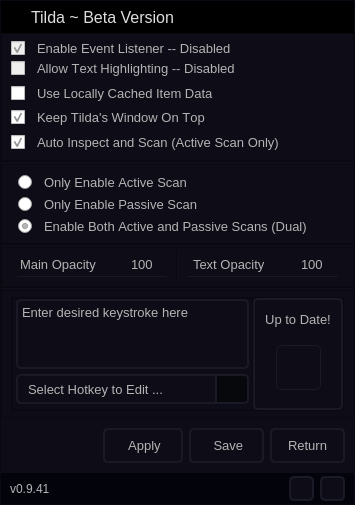
The window that Tilda Source/modules/ui/maintilda.ui (adrian-griffin/TILDA-EFT) describes before a commit, drawn with Qt 5.
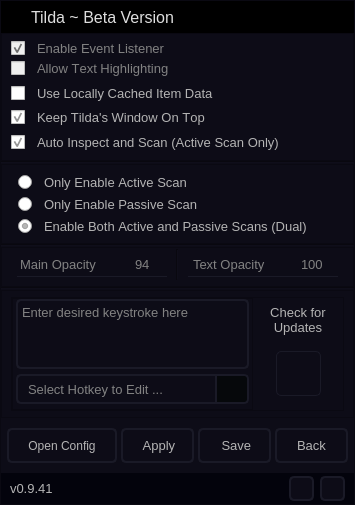
The same window after the commit. The open tabs and pages were chosen to show the change. Icons and pictures are not drawn.

```diff
--- a/Tilda Source/modules/ui/maintilda.ui
+++ b/Tilda Source/modules/ui/maintilda.ui
@@ -32,7 +32,7 @@
    <double>1.000000000000000</double>
   </property>
   <property name="styleSheet">
-   <string notr="true"/>
+   <string notr="true">background-color: rgba(13, 12, 23, 0);</string>
   </property>
   <widget class="QWidget" name="centralwidget">
    <property name="font">
@@ -2417,7 +2417,7 @@
                  <string notr="true">QCheckBox{
 border: none;
 background: opacity 100%;
-color: rgb(180, 180, 180);
+color: rgb(130, 130, 130);
 spacing: 12 px;
 }
 
@@ -2429,11 +2429,18 @@
 image: url(:/tertiary_ui_elems/ui_elements/media/settings_toggle_on.ico);
 }
 
+QCheckBox::indicator:unchecked:hover{
+image: url(:/tertiary_ui_elems/ui_elements/media/settings_toggle_hover.ico);
+}
+
+QCheckBox::indicator:checked:hover{
+image: url(:/tertiary_ui_elems/ui_elements/media/settings_toggle_hover.ico);
+}
 
 </string>
                 </property>
                 <property name="text">
-                 <string>Enable Event Listener -- Disabled</string>
+                 <string>Enable Event Listener</string>
                 </property>
                 <property name="checkable">
                  <bool>true</bool>
@@ -2460,36 +2467,36 @@
                    <colorrole role="WindowText">
                     <brush brushstyle="SolidPattern">
                      <color alpha="255">
-                      <red>180</red>
-                      <green>180</green>
-                      <blue>180</blue>
+                      <red>130</red>
+                      <green>130</green>
+                      <blue>130</blue>
                      </color>
                     </brush>
                    </colorrole>
                    <colorrole role="Text">
                     <brush brushstyle="SolidPattern">
                      <color alpha="255">
-                      <red>180</red>
-                      <green>180</green>
-                      <blue>180</blue>
+                      <red>130</red>
+                      <green>130</green>
+                      <blue>130</blue>
                      </color>
                     </brush>
                    </colorrole>
                    <colorrole role="ButtonText">
                     <brush brushstyle="SolidPattern">
                      <color alpha="255">
-                      <red>180</red>
-                      <green>180</green>
-                      <blue>180</blue>
+                      <red>130</red>
+                      <green>130</green>
+                      <blue>130</blue>
                      </color>
                     </brush>
                    </colorrole>
                    <colorrole role="PlaceholderText">
                     <brush brushstyle="SolidPattern">
                      <color alpha="255">
-                      <red>180</red>
-                      <green>180</green>
-                      <blue>180</blue>
+                      <red>130</red>
+                      <green>130</green>
+                      <blue>130</blue>
                      </color>
                     </brush>
                    </colorrole>
@@ -2498,36 +2505,36 @@
                    <colorrole role="WindowText">
                     <brush brushstyle="SolidPattern">
                      <color alpha="255">
-                      <red>180</red>
-                      <green>180</green>
-                      <blue>180</blue>
+                      <red>130</red>
+                      <green>130</green>
+                      <blue>130</blue>
                      </color>
                     </brush>
                    </colorrole>
                    <colorrole role="Text">
                     <brush brushstyle="SolidPattern">
                      <color alpha="255">
-                      <red>180</red>
-                      <green>180</green>
-                      <blue>180</blue>
+                      <red>130</red>
+                      <green>130</green>
+                      <blue>130</blue>
                      </color>
                     </brush>
                    </colorrole>
                    <colorrole role="ButtonText">
                     <brush brushstyle="SolidPattern">
                      <color alpha="255">
-                      <red>180</red>
-                      <green>180</green>
-                      <blue>180</blue>
+                      <red>130</red>
+                      <green>130</green>
+                      <blue>130</blue>
                      </color>
                     </brush>
                    </colorrole>
                    <colorrole role="PlaceholderText">
                     <brush brushstyle="SolidPattern">
                      <color alpha="255">
-                      <red>180</red>
-                      <green>180</green>
-                      <blue>180</blue>
+                      <red>130</red>
+                      <green>130</green>
+                      <blue>130</blue>
                      </color>
                     </brush>
                    </colorrole>
@@ -2536,36 +2543,36 @@
                    <colorrole role="WindowText">
                     <brush brushstyle="SolidPattern">
                      <color alpha="255">
-                      <red>180</red>
-                      <green>180</green>
-                      <blue>180</blue>
+                      <red>130</red>
+                      <green>130</green>
+                      <blue>130</blue>
                      </color>
                     </brush>
                    </colorrole>
                    <colorrole role="Text">
                     <brush brushstyle="SolidPattern">
                      <color alpha="255">
-                      <red>180</red>
-                      <green>180</green>
-                      <blue>180</blue>
+                      <red>130</red>
+                      <green>130</green>
+                      <blue>130</blue>
                      </color>
                     </brush>
                    </colorrole>
                    <colorrole role="ButtonText">
                     <brush brushstyle="SolidPattern">
                      <color alpha="255">
-                      <red>180</red>
-                      <green>180</green>
-                      <blue>180</blue>
+                      <red>130</red>
+                      <green>130</green>
+                      <blue>130</blue>
                      </color>
                     </brush>
                    </colorrole>
                    <colorrole role="PlaceholderText">
                     <brush brushstyle="SolidPattern">
                      <color alpha="255">
-                      <red>180</red>
-                      <green>180</green>
-                      <blue>180</blue>
+                      <red>130</red>
+                      <green>130</green>
+                      <blue>130</blue>
                      </color>
                     </brush>
                    </colorrole>
@@ -2595,7 +2602,7 @@
                  <string notr="true">QCheckBox{
 border: none;
 background: opacity 100%;
-color: rgb(180, 180, 180);
+color: rgb(130, 130, 130);
 spacing: 12 px;
 }
 
@@ -2607,11 +2614,18 @@
 image: url(:/tertiary_ui_elems/ui_elements/media/settings_toggle_on.ico);
 }
 
+QCheckBox::indicator:unchecked:hover{
+image: url(:/tertiary_ui_elems/ui_elements/media/settings_toggle_hover.ico);
+}
+
+QCheckBox::indicator:checked:hover{
+image: url(:/tertiary_ui_elems/ui_elements/media/settings_toggle_hover.ico);
+}
 
 </string>
                 </property>
                 <property name="text">
-                 <string>Allow Text Highlighting -- Disabled</string>
+                 <string>Allow Text Highlighting</string>
                 </property>
                 <property name="iconSize">
                  <size>
@@ -3519,7 +3533,10 @@
                     <string/>
                    </property>
                    <property name="styleSheet">
-                    <string notr="true">border: 0px;</string>
+                    <string notr="true">QLabel{
+color: rgb(130, 130, 130);
+border: 0px;
+}</string>
                    </property>
                    <property name="text">
                     <string>Main Opacity</string>
@@ -3532,7 +3549,7 @@
                  <item>
                   <widget class="QDoubleSpinBox" name="doubleSpinBox">
                    <property name="enabled">
-                    <bool>false</bool>
+                    <bool>true</bool>
                    </property>
                    <property name="sizePolicy">
                     <sizepolicy hsizetype="Preferred" vsizetype="Preferred">
@@ -3572,7 +3589,7 @@
                     <string notr="true">QDoubleSpinBox{
 border-bottom: 0px solid rgb(26,26,39);
 border-radius: 0px; 
-color: rgb(180, 180, 180); 
+color: rgb(130, 130, 130);
 }</string>
                    </property>
                    <property name="alignment">
@@ -3609,7 +3626,7 @@
                     <enum>QAbstractSpinBox::DefaultStepType</enum>
                    </property>
                    <property name="value">
-                    <double>100.000000000000000</double>
+                    <double>94.000000000000000</double>
                    </property>
                   </widget>
                  </item>
@@ -3694,7 +3711,10 @@
                     <string/>
                    </property>
                    <property name="styleSheet">
-                    <string notr="true">border: 0px;</string>
+                    <string notr="true">QLabel{
+color: rgb(130, 130, 130);
+border: 0px;
+}</string>
                    </property>
                    <property name="text">
                     <string>Text Opacity</string>
@@ -3750,7 +3770,7 @@
                     <string notr="true">QDoubleSpinBox{
 border-bottom: 0px solid rgb(26,26,39);
 border-radius: 0px; 
-color: rgb(180, 180, 180); 
+color: rgb(130, 130, 130);
 }</string>
                    </property>
                    <property name="alignment">
@@ -3956,7 +3976,7 @@
 border: 2px solid rgb(26,26,39);
 border-radius: 5px; 
 background-color: rgb(13, 12, 23);
-color: rgb(180, 180, 180); 
+color: rgb(130, 130, 130);
 }
 
 
@@ -4111,7 +4131,7 @@
 border: 2px solid rgb(26,26,39);
 border-radius: 5px; 
 background-color: rgb(13, 12, 23);
-color: rgb(180, 180, 180); 
+color: rgb(130, 130, 130);
 padding: 2px 6px 2px 10px;
 }
 
@@ -4224,7 +4244,7 @@
                    </property>
                    <property name="styleSheet">
                     <string notr="true">QFrame {
-border: 2px solid rgb(26,26,39);
+border: 0px solid rgb(26,26,39);
 border-radius: 5px; 
 color: rgb(180, 180, 180); 
 }</string>
@@ -4237,7 +4257,7 @@
                    </property>
                    <layout class="QVBoxLayout" name="verticalLayout_15">
                     <property name="spacing">
-                     <number>6</number>
+                     <number>9</number>
                     </property>
                     <property name="leftMargin">
                      <number>3</number>
@@ -4249,7 +4269,7 @@
                      <number>3</number>
                     </property>
                     <property name="bottomMargin">
-                     <number>18</number>
+                     <number>14</number>
                     </property>
                     <item>
                      <widget class="QLabel" name="label_6">
@@ -4267,7 +4287,7 @@
 }</string>
                       </property>
                       <property name="text">
-                       <string>Up to Date!</string>
+                       <string>Check for Updates</string>
                       </property>
                       <property name="alignment">
                        <set>Qt::AlignCenter</set>
@@ -4460,18 +4480,71 @@
               <enum>QFrame::Plain</enum>
              </property>
              <layout class="QHBoxLayout" name="horizontalLayout_15">
+              <property name="spacing">
+               <number>4</number>
+              </property>
+              <property name="leftMargin">
+               <number>6</number>
+              </property>
+              <property name="rightMargin">
+               <number>6</number>
+              </property>
               <item>
-               <spacer name="horizontalSpacer">
-                <property name="orientation">
-                 <enum>Qt::Horizontal</enum>
+               <widget class="QPushButton" name="pushButton_4">
+                <property name="minimumSize">
+                 <size>
+                  <width>110</width>
+                  <height>35</height>
+                 </size>
                 </property>
-                <property name="sizeHint" stdset="0">
+                <property name="maximumSize">
                  <size>
-                  <width>40</width>
-                  <height>20</height>
+                  <width>110</width>
+                  <height>35</height>
                  </size>
                 </property>
-               </spacer>
+                <property name="toolTip">
+                 <string>Open Tilda's &quot;settings.ini&quot; file in your default text editor.</string>
+                </property>
+                <property name="styleSheet">
+                 <string notr="true">QPushButton {
+border: 2px solid rgb(26,26,39);
+border-radius: 5px; 
+color: rgb(180, 180, 180); 
+}
+
+QPushButton:hover {
+	color: rgb(180, 180, 180); 
+    background-color: rgb(26,26,39);
+    border-width: 0px;
+    border-color: black;
+    border-radius: 6px;
+
+}
+
+QPushButton:checked {
+	color: rgb(180, 180, 180); 
+    background-color: rgb(26,26,39);
+    border-width: 0px;
+    border-color: black;
+    border-radius: 6px;
+
+}</string>
+                </property>
+                <property name="text">
+                 <string>Open Config</string>
+                </property>
+                <property name="icon">
+                 <iconset resource="resources.qrc">
+                  <normaloff>:/primary_ui_elems/ui_elements/media/toggle_settings.svg</normaloff>:/primary_ui_elems/ui_elements/media/toggle_settings.svg</iconset>
+                </property>
+                <property name="iconSize">
+                 <size>
+                  <width>25</width>
+                  <height>25</height>
+                 </size>
+                </property>
+               </widget>
               </item>
               <item>
                <widget class="QPushButton" name="cancel_button_2">
@@ -4683,7 +4756,7 @@
 }</string>
                 </property>
                 <property name="text">
-                 <string>Return</string>
+                 <string>Back</string>
                 </property>
                 <property name="icon">
                  <iconset resource="resources.qrc">
@@ -4770,6 +4843,13 @@
           </property>
           <item>
            <widget class="QLabel" name="label_5">
+            <property name="font">
+             <font>
+              <pointsize>10</pointsize>
+              <italic>false</italic>
+              <bold>false</bold>
+             </font>
+            </property>
             <property name="toolTip">
              <string>Current Tilda Version.</string>
             </property>
```
Left out of the diff: 51 changed lines with no effect on the pictures.
